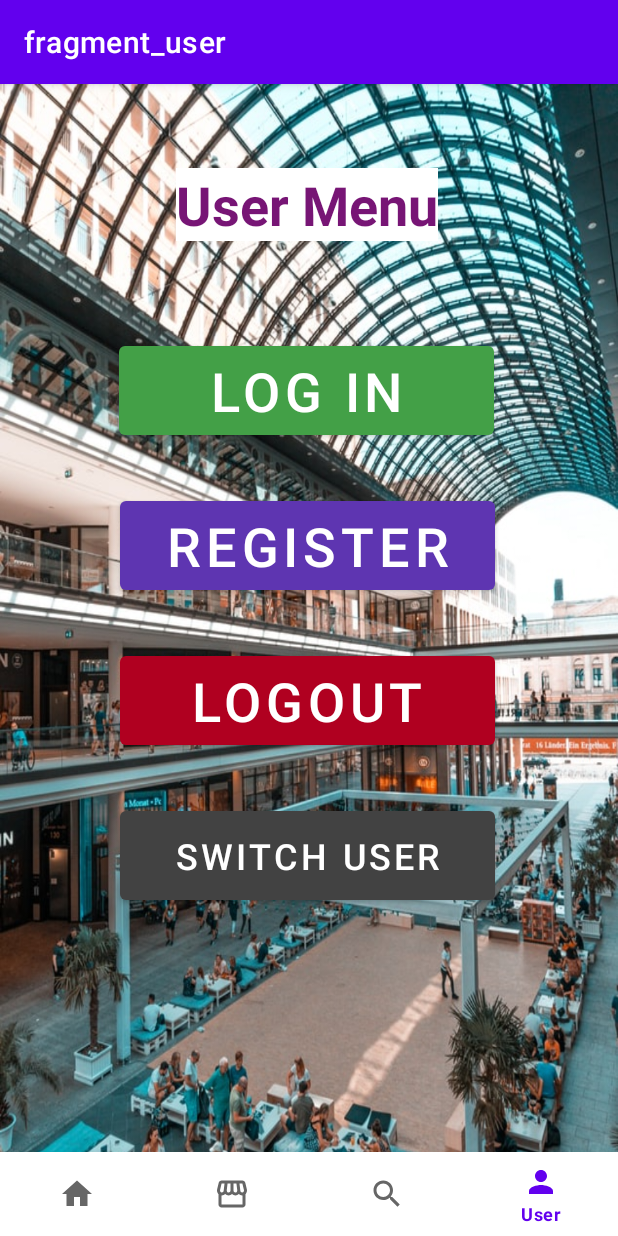
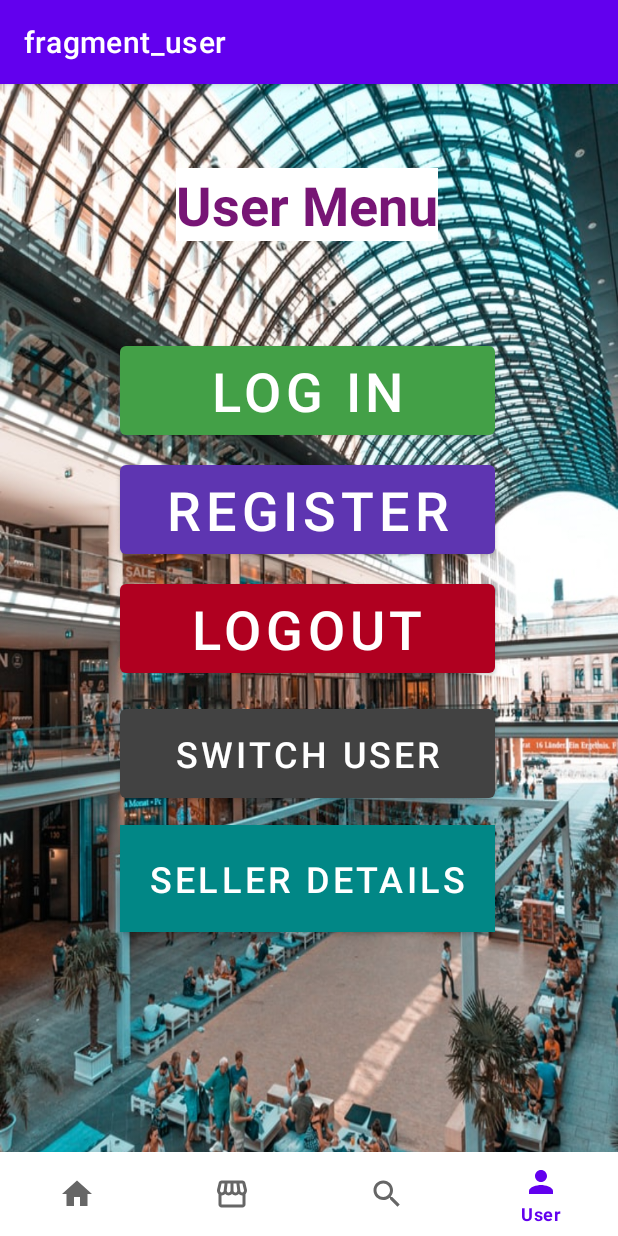
Before and after one commit to spyroy/near_buy, an Android app: the screen it shows after launch (MainActivity), item 4 of the bottom bar chosen, on a phone screen of 412 x 824 dp. Run offline under Robolectric (Android 15) with nearby library versions, the phone set to English and light mode, and no system bars; our stand-ins replace Firebase (no records; nobody signed in at launch, a user with empty details on screens opened directly), navigation-ui; Roboto replaces fonts that are not available here.

Commit message:
seller details

```diff
--- a/app/src/main/java/com/example/near_buy/login.java
+++ b/app/src/main/java/com/example/near_buy/login.java
@@ -116,11 +116,6 @@ public class login extends AppCompatActivity {
                         }
                         else{
                             Toast.makeText(login.this," ERROR!" + task.getException().getMessage(), Toast.LENGTH_LONG).show();
-                            try {
-                                TimeUnit.SECONDS.sleep(4);
-                            } catch (InterruptedException e) {
-                                e.printStackTrace();
-                            }
                             progressBar.setVisibility(View.INVISIBLE);
                             //startActivity(new Intent(getApplicationContext(), login.class));
                         }
--- a/app/src/main/java/com/example/near_buy/register.java
+++ b/app/src/main/java/com/example/near_buy/register.java
@@ -69,6 +69,7 @@ public class register extends AppCompatActivity implements LocationListener {
     protected void onCreate(Bundle savedInstanceState) {
         super.onCreate(savedInstanceState);
         setContentView(R.layout.activity_register);
+
 
         mFullname = findViewById(R.id.full_name);
         mEmail = findViewById(R.id.Email);
@@ -218,11 +219,6 @@ public class register extends AppCompatActivity implements LocationListener {
                             finish();
                         } else {
                             Toast.makeText(register.this, " ERROR!" + task.getException().getMessage(), Toast.LENGTH_LONG).show();
-                            try {
-                                TimeUnit.SECONDS.sleep(4);
-                            } catch (InterruptedException e) {
-                                e.printStackTrace();
-                            }
                             progressBar.setVisibility(View.INVISIBLE);
                             //startActivity(new Intent(getApplicationContext(),register.class));
                         }
--- a/app/src/main/res/layout/fragment_user.xml
+++ b/app/src/main/res/layout/fragment_user.xml
@@ -25,16 +25,17 @@
         android:layout_height="71dp"
         android:layout_centerHorizontal="true"
         android:layout_gravity="center_horizontal"
-        android:layout_marginTop="32dp"
+        android:layout_marginTop="8dp"
+        android:onClick="LaunchRegister"
         android:text="register"
         android:textColor="@color/white"
         android:textSize="36sp"
         app:backgroundTint="#5E35B1"
+        app:layout_constraintBottom_toBottomOf="parent"
         app:layout_constraintEnd_toEndOf="parent"
-        app:layout_constraintHorizontal_bias="0.502"
         app:layout_constraintStart_toStartOf="parent"
         app:layout_constraintTop_toBottomOf="@+id/log_in"
-        android:onClick="LaunchRegister"
+        app:layout_constraintVertical_bias="0.0"
         tools:ignore="MissingConstraints" />
 
     <Button
@@ -49,10 +50,11 @@
         android:textColor="@color/white"
         android:textSize="36sp"
         app:backgroundTint="#43A047"
+        app:layout_constraintBottom_toBottomOf="parent"
         app:layout_constraintEnd_toEndOf="parent"
-        app:layout_constraintHorizontal_bias="0.496"
         app:layout_constraintStart_toStartOf="parent"
         app:layout_constraintTop_toBottomOf="@+id/user_title"
+        app:layout_constraintVertical_bias="0.0"
         tools:ignore="MissingConstraints" />
 
     <Button
@@ -61,16 +63,17 @@
         android:layout_height="71dp"
         android:layout_centerHorizontal="true"
         android:layout_gravity="center_horizontal"
-        android:layout_marginTop="32dp"
+        android:layout_marginTop="8dp"
         android:onClick="logout"
         android:text="logout"
         android:textColor="@color/white"
         android:textSize="36sp"
         app:backgroundTint="@color/design_default_color_error"
+        app:layout_constraintBottom_toBottomOf="parent"
         app:layout_constraintEnd_toEndOf="parent"
-        app:layout_constraintHorizontal_bias="0.503"
         app:layout_constraintStart_toStartOf="parent"
         app:layout_constraintTop_toBottomOf="@+id/register"
+        app:layout_constraintVertical_bias="0.0"
         tools:ignore="MissingConstraints" />
 
     <Button
@@ -79,16 +82,37 @@
         android:layout_height="71dp"
         android:layout_centerHorizontal="true"
         android:layout_gravity="center_horizontal"
-        android:layout_marginTop="32dp"
+        android:layout_marginTop="12dp"
         android:onClick="switch_user"
         android:text="switch user"
         android:textColor="@color/white"
         android:textSize="24sp"
         app:backgroundTint="@color/cardview_dark_background"
+        app:layout_constraintBottom_toBottomOf="parent"
         app:layout_constraintEnd_toEndOf="parent"
-        app:layout_constraintHorizontal_bias="0.503"
         app:layout_constraintStart_toStartOf="parent"
         app:layout_constraintTop_toBottomOf="@+id/logout"
+        app:layout_constraintVertical_bias="0.0"
+        tools:ignore="MissingConstraints" />
+
+    <Button
+        android:id="@+id/seller_details"
+        android:layout_width="250dp"
+        android:layout_height="71dp"
+        android:layout_centerHorizontal="true"
+        android:layout_gravity="center_horizontal"
+        android:layout_marginTop="12dp"
+        android:background="#9C27B0"
+        android:onClick="seller_details"
+        android:text="Seller Details"
+        android:textColor="@color/white"
+        android:textSize="24sp"
+        app:backgroundTint="@color/teal_700"
+        app:layout_constraintBottom_toBottomOf="parent"
+        app:layout_constraintEnd_toEndOf="parent"
+        app:layout_constraintStart_toStartOf="parent"
+        app:layout_constraintTop_toBottomOf="@+id/switch_user"
+        app:layout_constraintVertical_bias="0.0"
         tools:ignore="MissingConstraints" />
 
 
```
Also changed, not shown: app/src/main/AndroidManifest.xml (+8 -1 lines), app/src/main/java/com/example/near_buy/MainActivity.java (+37 -0 lines), app/src/main/java/com/example/near_buy/RegisterSellerActivity.java (+25 -5 lines), app/src/main/res/layout/activity_login.xml (+24 -22 lines), app/src/main/res/layout/activity_register.xml (+9 -10 lines), app/src/main/res/layout/activity_register_seller.xml (+8 -8 lines), 147 other files.
